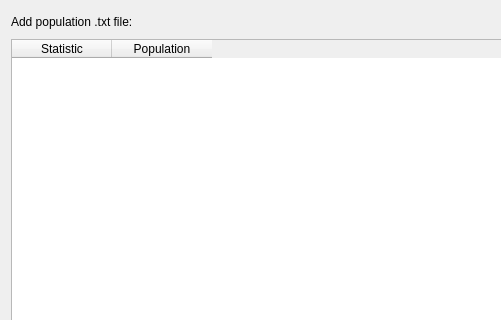
Before: the Qt Designer form ui/Calculate.ui in alex-r-bigelow/genepi_ngs_scripts, drawn with Qt 5; both pictures show x 0 to 501 and y 0 to 320 of the 640 by 480 pixel window.
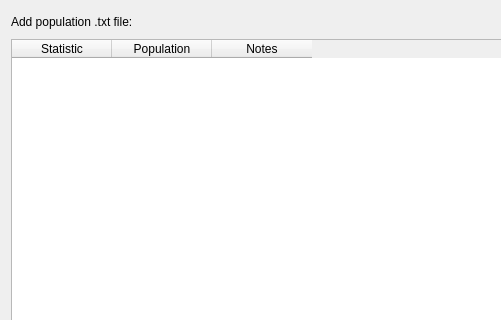
After: the same form once the commit is applied.

The edit to the form file:
```diff
--- a/ui/Calculate.ui
+++ b/ui/Calculate.ui
@@ -59,6 +59,11 @@
          <string>Population</string>
         </property>
        </column>
+       <column>
+        <property name="text">
+         <string>Notes</string>
+        </property>
+       </column>
       </widget>
      </item>
      <item>
```
Left out of the diff: 3 changed lines with no effect on the pictures.
